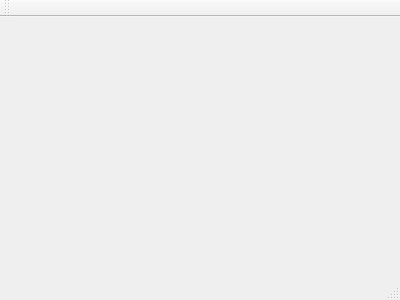
The window that overview.ui (achow101/NetPriv) describes before a commit, drawn with Qt 5.
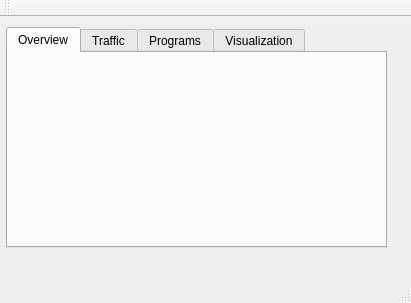
The same window after the commit.

Commit message:
User Interface
Started making the tab structure

Patch:
```diff
--- a/overview.ui
+++ b/overview.ui
@@ -1,24 +1,73 @@
 <ui version="4.0">
  <class>Overview</class>
- <widget class="QMainWindow" name="Overview" >
-  <property name="geometry" >
+ <widget class="QMainWindow" name="Overview">
+  <property name="geometry">
    <rect>
     <x>0</x>
     <y>0</y>
-    <width>400</width>
-    <height>300</height>
+    <width>411</width>
+    <height>303</height>
    </rect>
   </property>
   <property name="windowTitle" >
    <string>Overview</string>
   </property>
-  <widget class="QMenuBar" name="menuBar" />
-  <widget class="QToolBar" name="mainToolBar" />
-  <widget class="QWidget" name="centralWidget" />
-  <widget class="QStatusBar" name="statusBar" />
+  <widget class="QWidget" name="centralWidget">
+   <widget class="QTabWidget" name="tabWidget">
+    <property name="geometry">
+     <rect>
+      <x>6</x>
+      <y>10</y>
+      <width>381</width>
+      <height>221</height>
+     </rect>
+    </property>
+    <property name="currentIndex">
+     <number>0</number>
+    </property>
+    <widget class="QWidget" name="tab">
+     <attribute name="title">
+      <string>Overview</string>
+     </attribute>
+    </widget>
+    <widget class="QWidget" name="tab_2">
+     <attribute name="title">
+      <string>Traffic</string>
+     </attribute>
+    </widget>
+    <widget class="QWidget" name="tab_3">
+     <attribute name="title">
+      <string>Programs</string>
+     </attribute>
+    </widget>
+    <widget class="QWidget" name="tab_4">
+     <attribute name="title">
+      <string>Visualization</string>
+     </attribute>
+    </widget>
+   </widget>
+  </widget>
+  <widget class="QMenuBar" name="menuBar">
+   <property name="geometry">
+    <rect>
+     <x>0</x>
+     <y>0</y>
+     <width>411</width>
+     <height>21</height>
+    </rect>
+   </property>
+  </widget>
+  <widget class="QToolBar" name="mainToolBar">
+   <attribute name="toolBarArea">
+    <enum>TopToolBarArea</enum>
+   </attribute>
+   <attribute name="toolBarBreak">
+    <bool>false</bool>
+   </attribute>
+  </widget>
+  <widget class="QStatusBar" name="statusBar"/>
  </widget>
- <layoutDefault spacing="6" margin="11" />
- <pixmapfunction></pixmapfunction>
+ <layoutdefault spacing="6" margin="11"/>
  <resources/>
  <connections/>
 </ui>
```
Left out of the diff: 3 changed lines with no effect on the pictures. The commit also changes 3 other files.
